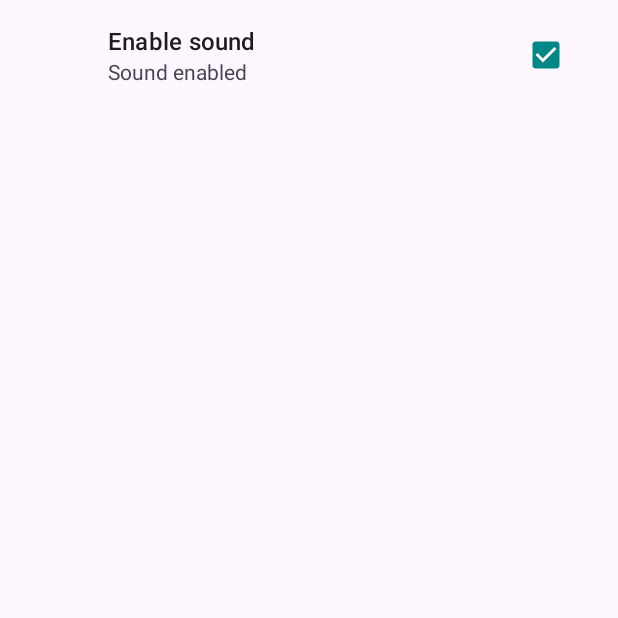
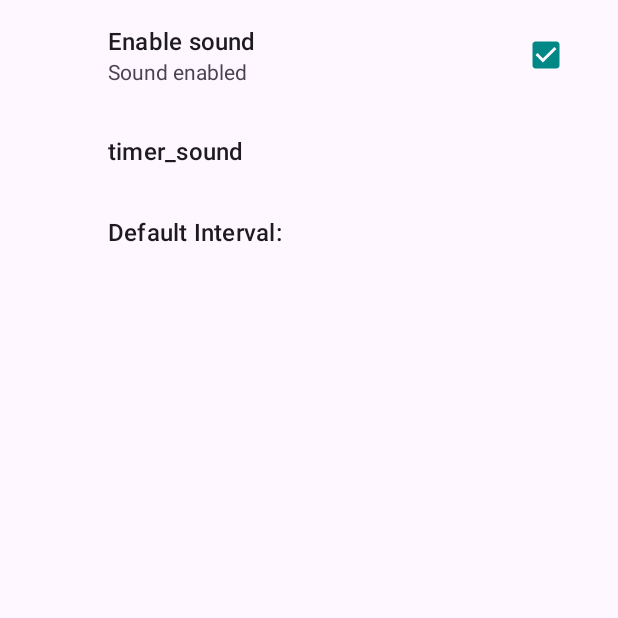
Before and after one commit to Snarap1/androidProjects, an Android app: the fragment settingsFragment shown on its own in the app's theme, on a phone screen of 412 x 824 dp, the top half of it. Run offline under Robolectric (Android 15) with nearby library versions, the phone set to English and light mode, and no system bars; our stand-ins replace androidx.preference.

Commit message:
timer app final version

```diff
--- a/CoolTimer/app/src/main/java/com/example/cooltimer/settingsFragment.kt
+++ b/CoolTimer/app/src/main/java/com/example/cooltimer/settingsFragment.kt
@@ -1,11 +1,76 @@
 package com.example.cooltimer
 
+import android.content.SharedPreferences
 import android.os.Bundle
+import android.widget.Toast
+import androidx.preference.CheckBoxPreference
+import androidx.preference.EditTextPreference
+import androidx.preference.ListPreference
+import androidx.preference.Preference
 import androidx.preference.PreferenceFragmentCompat
+import java.lang.NumberFormatException
 
-class settingsFragment : PreferenceFragmentCompat() {
+class settingsFragment : PreferenceFragmentCompat(), SharedPreferences.OnSharedPreferenceChangeListener,Preference.OnPreferenceChangeListener{
 
     override fun onCreatePreferences(savedInstanceState: Bundle?, rootKey: String?) {
         addPreferencesFromResource(R.xml.timer_preferences)
+        val sharedPreferences = preferenceScreen.sharedPreferences
+        preferenceScreen = preferenceScreen
+
+        val count = preferenceScreen.preferenceCount
+        for (i in 0 until count){
+            val preference = preferenceScreen.getPreference(i)
+            if(preference !is CheckBoxPreference){
+                val value = sharedPreferences?.getString(preference.key,"")
+                setPreferenceLabel(preference, value!!)
+            }
+        }
+            val preference = findPreference<Preference>("default_interval")
+        preference!!.onPreferenceChangeListener = this
     }
+
+    override fun onSharedPreferenceChanged(sharedPreferences: SharedPreferences, key: String?) {
+        val preference = findPreference<Preference>(key!!)
+        if (preference !is CheckBoxPreference){
+            val value = sharedPreferences.getString(preference!!.key,"")
+            setPreferenceLabel(preference, value!!)
+        }
+    }
+
+    private  fun setPreferenceLabel(preference:Preference, value:String ){
+        if(preference is ListPreference){
+            val listPreference:ListPreference = preference
+            val index = listPreference.findIndexOfValue(value)
+            if(index>= 0){
+                listPreference.summary = listPreference.entries[index]
+            }
+        }else if (preference is EditTextPreference){
+            preference.summary = value
+        }
+    }
+
+    override fun onCreate(savedInstanceState: Bundle?) {
+        super.onCreate(savedInstanceState)
+        preferenceScreen.sharedPreferences!!.registerOnSharedPreferenceChangeListener(this)
+    }
+
+    override fun onDestroy() {
+        super.onDestroy()
+        preferenceScreen.sharedPreferences!!.unregisterOnSharedPreferenceChangeListener(this)
+    }
+
+    override fun onPreferenceChange(preference: Preference, newValue: Any?): Boolean {
+        if(preference.key.equals("default_interval")){
+            val defaultIntervalString = newValue.toString()
+            try {
+                var defaultInterval =    defaultIntervalString.toInt()
+            }catch (nef:NumberFormatException)
+            {
+                Toast.makeText(context, "enter a correct integer number", Toast.LENGTH_SHORT).show()
+                return false
+            }
+        }
+        return true
+    }
+
 }
--- /dev/null
+++ b/CoolTimer/app/src/main/res/values/Arrays.xml
@@ -0,0 +1,16 @@
+<?xml version="1.0" encoding="utf-8"?>
+<resources>
+    <array name="pref_timer_sound_labels">
+        <item>Bell</item>
+        <item>Siren</item>
+        <item>Bip</item>
+
+    </array>
+
+    <array name="pref_timer_sound_values">
+        <item>bell</item>
+        <item>siren</item>
+        <item>bip</item>
+    </array>
+
+</resources>
--- a/CoolTimer/app/src/main/res/xml/timer_preferences.xml
+++ b/CoolTimer/app/src/main/res/xml/timer_preferences.xml
@@ -9,4 +9,18 @@
         android:summaryOn="Sound enabled"
         />
 
+    <ListPreference
+        android:title="timer_sound"
+        android:key="timer_sound"
+        android:defaultValue="bell"
+        android:entries="@array/pref_timer_sound_labels"
+        android:entryValues="@array/pref_timer_sound_values"
+        />
+
+    <EditTextPreference
+        android:title="Default Interval:"
+        android:key="default_interval"
+        android:defaultValue="30"
+        />
+
 </PreferenceScreen>
```
Also changed, not shown: CoolTimer/app/src/main/java/com/example/cooltimer/MainActivity.kt (+55 -8 lines).
